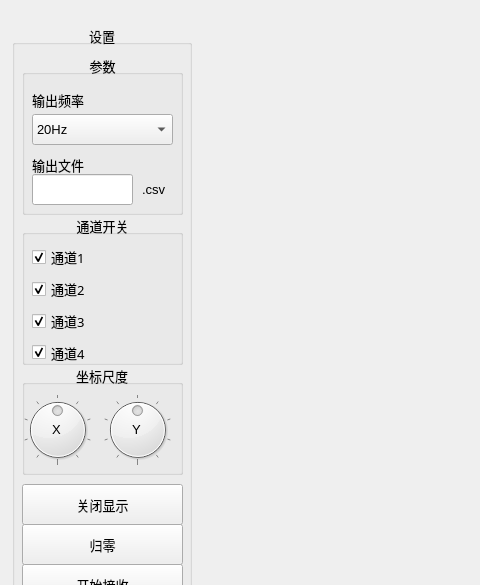
haiboCode233/AccelerometerBridge, file mainwindow.ui: the form before one commit; both pictures show x 0 to 480 and y 0 to 585 of the 1024 by 701 pixel window.
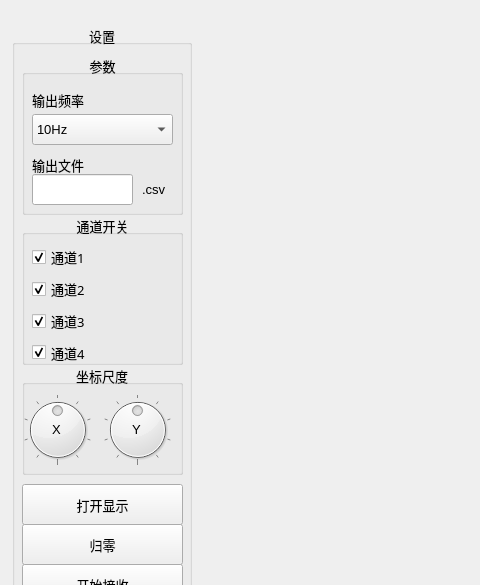
The form after the commit.

```diff
--- a/mainwindow.ui
+++ b/mainwindow.ui
@@ -201,6 +201,11 @@
           <height>31</height>
          </rect>
         </property>
+        <item>
+         <property name="text">
+          <string>10Hz</string>
+         </property>
+        </item>
         <item>
          <property name="text">
           <string>20Hz</string>
@@ -368,7 +373,7 @@
         </rect>
        </property>
        <property name="text">
-        <string>关闭显示</string>
+        <string>打开显示</string>
        </property>
       </widget>
      </widget>
```
Left out of the diff: 34 changed lines with no effect on the pictures.
